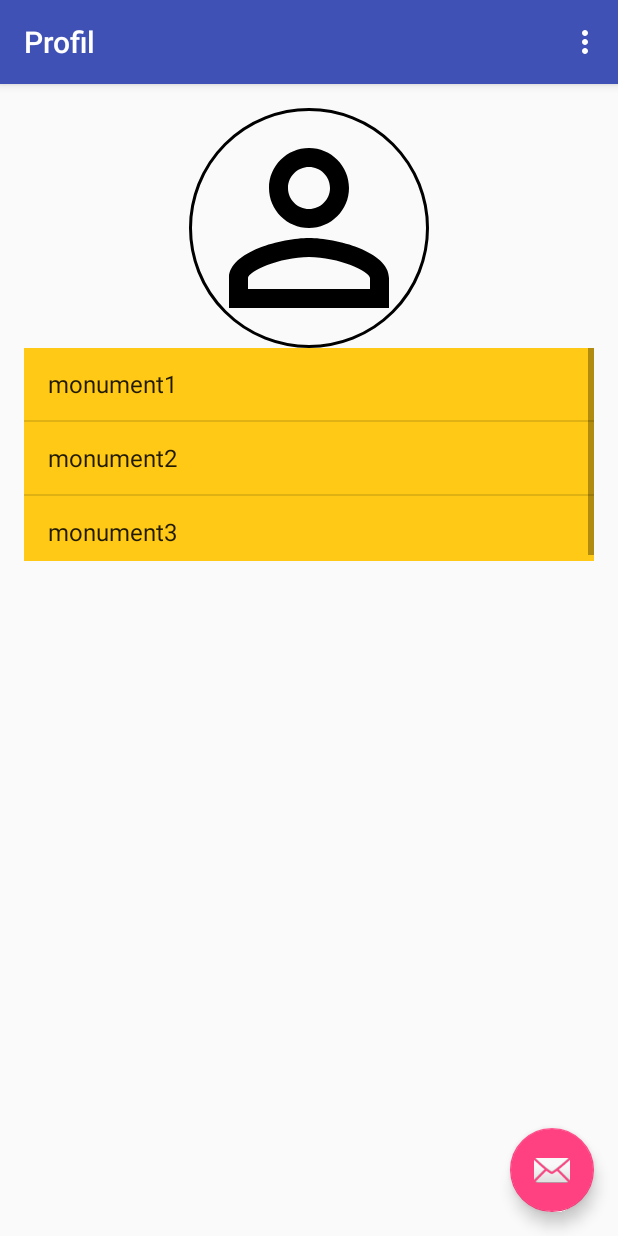
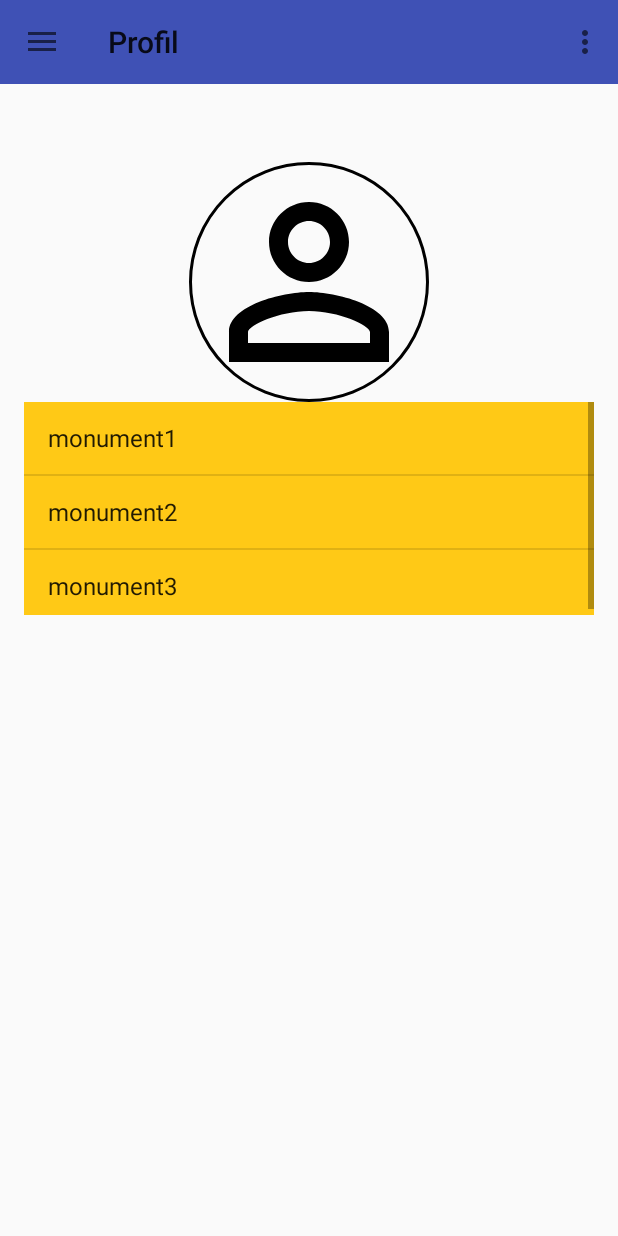
Before and after one commit to TravelCompanion/TravelCompanion, an Android app: the MapsActivity screen opened directly, with no data from a screen before it, in the side drawer, after a tap on "Profil", on a phone screen of 412 x 824 dp. Run offline under Robolectric (Android 15) with nearby library versions, the light colour scheme and no system bars; our stand-ins replace CircleImageView; 2 statements that could not run were skipped.

Commit message:
ajout des elements et  modification

```diff
--- a/TravelCompanionApp/app/src/main/AndroidManifest.xml
+++ b/TravelCompanionApp/app/src/main/AndroidManifest.xml
@@ -33,10 +33,6 @@
                 <category android:name="android.intent.category.LAUNCHER" />
             </intent-filter>
         </activity>
-        <activity
-            android:name=".MenuActivity"
-            android:label="@string/title_activity_menu"
-            android:theme="@style/AppTheme.NoActionBar" />
         <!--
              The API key for Google Maps-based APIs is defined as a string resource.
              (See the file "res/values/google_maps_api.xml").
--- a/TravelCompanionApp/app/src/main/java/com/example/voyage/travelcompanionapp/LoginActivity.java
+++ b/TravelCompanionApp/app/src/main/java/com/example/voyage/travelcompanionapp/LoginActivity.java
@@ -32,8 +32,6 @@ import android.widget.Button;
 import android.widget.EditText;
 import android.widget.TextView;
 import android.widget.Toast;
-
-
 
 import java.util.ArrayList;
 import java.util.List;
@@ -77,7 +75,7 @@ public class LoginActivity extends AppCompatActivity implements LoaderCallbacks<
         // Set up the login form.
         mEmailView = (AutoCompleteTextView) findViewById(R.id.email);
         populateAutoComplete();
-        session = new Session(getApplicationContext());
+        session = Session.getSession(getApplicationContext());
 
         mPasswordView = (EditText) findViewById(R.id.password);
         mPasswordView.setOnEditorActionListener(new TextView.OnEditorActionListener() {
@@ -103,6 +101,8 @@ public class LoginActivity extends AppCompatActivity implements LoaderCallbacks<
                             mPasswordView.getText().toString().equals("admin")){
                         Log.d("Tag","connexion");
                         session.createLoginSession(mEmailView.getText().toString());
+
+
                         Intent intent = new Intent(LoginActivity.this, MapsActivity.class);
                         startActivity(intent);
                         finish();
--- a/TravelCompanionApp/app/src/main/java/com/example/voyage/travelcompanionapp/MapsActivity.java
+++ b/TravelCompanionApp/app/src/main/java/com/example/voyage/travelcompanionapp/MapsActivity.java
@@ -49,7 +49,11 @@ import com.google.android.gms.maps.model.MarkerOptions;
 
 import java.text.DecimalFormat;
 import java.util.ArrayList;
+import java.util.HashMap;
 import java.util.List;
+
+import com.example.voyage.api.externalData.VirtualUser;
+import com.example.voyage.api.tools.math.CoordinatesDouble;
 
 
 public class MapsActivity extends AppCompatActivity implements GoogleApiClient.ConnectionCallbacks, OnMapReadyCallback, NavigationView.OnNavigationItemSelectedListener, GoogleApiClient.OnConnectionFailedListener {
@@ -58,7 +62,6 @@ public class MapsActivity extends AppCompatActivity implements GoogleApiClient.C
     public static final int MY_PERMISSIONS_REQUEST_LOCATION = 99;
     private static final long MIN_DISTANCE_CHANGE_FOR_UPDATES = 10;
     private static final long MIN_TIME_BW_UPDATES = 1000 * 60 * 1;
-    public final String[] data_notice = new String[]{"monument1", "monument2", "monument3"};
     private GoogleApiClient mGoogleApiClient;
     Location location;
     ListView list_monument;
@@ -67,12 +70,14 @@ public class MapsActivity extends AppCompatActivity implements GoogleApiClient.C
     int PRIVATE_MODE = 0;
     public static final String KEY_NAME = "name";
     public static final String KEY_DIST = "distance";
-
+    VirtualUser virtualuser = new VirtualUser();
     // Editor for Shared preferences
     SharedPreferences.Editor editor;
 
     private static final String PREF_NAME = "PrefDistance";
-
+    String emailname="";
+    private DrawerLayout drawer;
+    Toolbar toolbar;
 
 
 
@@ -82,15 +87,23 @@ public class MapsActivity extends AppCompatActivity implements GoogleApiClient.C
         super.onCreate(savedInstanceState);
         setContentView(R.layout.activity_menu_map);
         list_monument = (ListView) findViewById(R.id.list_monuments);
-        session = new Session(getApplicationContext());
+        session = Session.getSession(getApplicationContext());
         session.checkLogin();
+
+        HashMap<String, String> userSession = session.getUserDetails();
+        // emailname
+        emailname = userSession.get(Session.KEY_EMAIL);
+
         Toast.makeText(getApplicationContext(), "vous etes connecté: " + session.isLoggedIn(), Toast.LENGTH_LONG).show();
         // Obtain the SupportMapFragment and get notified when the map is ready to be used.
         SupportMapFragment mapFragment = (SupportMapFragment) getSupportFragmentManager()
                 .findFragmentById(R.id.map);
         mapFragment.getMapAsync(this);
-        Toolbar toolbar = (Toolbar) findViewById(R.id.toolbar_map);
+        toolbar = (Toolbar) findViewById(R.id.toolbar_menu);
         setSupportActionBar(toolbar);
+
+        getSupportActionBar().setDisplayHomeAsUpEnabled(true);
+        getSupportActionBar().setHomeButtonEnabled(true);
         this.setRequestedOrientation(ActivityInfo.SCREEN_ORIENTATION_PORTRAIT);
 
         //LocationManager locationManager = (LocationManager) getSystemService(Context.LOCATION_SERVICE);
@@ -107,10 +120,10 @@ public class MapsActivity extends AppCompatActivity implements GoogleApiClient.C
 
 
 
-        DrawerLayout drawer = (DrawerLayout) findViewById(R.id.drawer_layout_map);
+        drawer = (DrawerLayout) findViewById(R.id.drawer_layout_map);
         ActionBarDrawerToggle toggle = new ActionBarDrawerToggle(
                 this, drawer, toolbar, R.string.navigation_drawer_open, R.string.navigation_drawer_close);
-        drawer.setDrawerListener(toggle);
+        drawer.addDrawerListener(toggle);
         toggle.syncState();
 
         NavigationView navigationView = (NavigationView) findViewById(R.id.nav_view_map);
@@ -251,12 +264,14 @@ public class MapsActivity extends AppCompatActivity implements GoogleApiClient.C
 
                 location = LocationServices.FusedLocationApi.getLastLocation(mGoogleApiClient);
                  position = new LatLng(location.getLatitude(), location.getLongitude());
-                //mMap.animateCamera(CameraUpdateFactory.newLatLngZoom(position, 13));
                 circlePosition = drawCircle(position);
                 mMap.addCircle(circlePosition);
 
                 if (location != null) {
                     LatLng currentLocation = new LatLng(location.getLatitude(), location.getLongitude());
+
+                     virtualuser = new VirtualUser (emailname,new CoordinatesDouble(new double[]{location.getLatitude(),location.getLongitude()}));
+//Session.newUser(User.toUser(virtualUser))
                     mMap.animateCamera(CameraUpdateFactory.newLatLngZoom(currentLocation, 12));
                 }
             }
@@ -264,36 +279,17 @@ public class MapsActivity extends AppCompatActivity implements GoogleApiClient.C
             mMap.getUiSettings().setZoomControlsEnabled(true);
             mMap.getUiSettings().setMyLocationButtonEnabled(true);
 
-
-
-
-
-            /*mMap.addMarker(new MarkerOptions().position(position).title("Marker in moi"));
-            mMap.moveCamera(CameraUpdateFactory.newLatLngZoom(position, 13));*/
-
-
             LatLng visage = new LatLng(49.051209, 2.008451);
-            //mMap.addMarker(new MarkerOptions().position(visage).title(data_notice[0].toString()));
-            //mMap.addMarker(new MarkerOptions().position(visage).icon(BitmapDescriptorFactory.defaultMarker(BitmapDescriptorFactory.HUE_AZURE)));
-            //mMap.moveCamera(CameraUpdateFactory.newLatLngZoom(visage, 13));
 
             LatLng cine = new LatLng(49.048021, 2.012134);
 
             LatLng travail2= new LatLng(48.836338, 2.306364);
-            //mMap.addMarker(new MarkerOptions().position(cine).title(data_notice[1].toString()));
-            //mMap.moveCamera(CameraUpdateFactory.newLatLngZoom(cine, 13));
 
             LatLng maison = new LatLng(49.045975, 2.011040);
-            //MarkerOptions markerMaison = new MarkerOptions().position(maison).title(data_notice[2].toString());
 
             LatLng travail = new LatLng(48.836798, 2.306745);
 
             LatLng fac = new LatLng(49.042974, 2.084606);
-            //mMap.addMarker(markerMaison);
-            //MarkerOptions markertravail = new MarkerOptions().position(travail).title(data_notice[2].toString());
-
-
-            //mMap.moveCamera(CameraUpdateFactory.newLatLngZoom(maison, 13));
             ArrayList<LatLng> AlistMonu = new ArrayList<LatLng>();
 
             AlistMonu.add(visage);
@@ -310,7 +306,7 @@ public class MapsActivity extends AppCompatActivity implements GoogleApiClient.C
     }
     @Override
     public void onBackPressed() {
-        DrawerLayout drawer = (DrawerLayout) findViewById(R.id.drawer_layout);
+       // DrawerLayout drawer = (DrawerLayout) findViewById(R.id.drawer_layout);
         if (drawer.isDrawerOpen(GravityCompat.START)) {
             drawer.closeDrawer(GravityCompat.START);
         } else {
@@ -359,7 +355,7 @@ public class MapsActivity extends AppCompatActivity implements GoogleApiClient.C
             startActivity(intent);
         }
 
-        DrawerLayout drawer = (DrawerLayout) findViewById(R.id.drawer_layout_map);
+        //DrawerLayout drawer = (DrawerLayout) findViewById(R.id.drawer_layout_map);
         drawer.closeDrawer(GravityCompat.START);
         return true;
     }
@@ -419,8 +415,6 @@ public class MapsActivity extends AppCompatActivity implements GoogleApiClient.C
                        circleP.getCenter().latitude, circleP.getCenter().longitude, distance);
 
                if (monu.getDistance()[0] < circleP.getRadius()) {
-                   //Toast.makeText(getBaseContext(), "Inside", Toast.LENGTH_LONG).show();
-                   Toast.makeText(getApplicationContext(), "vous etes connecté: " + session.isLoggedIn(), Toast.LENGTH_LONG).show();
                    mMap.addMarker(markersO.get(i));
 
                     monu.setName(markersO.get(i).getTitle());
@@ -432,31 +426,6 @@ public class MapsActivity extends AppCompatActivity implements GoogleApiClient.C
            return markerselect;
        }
 
-    /*public ArrayList<String> placeMarker(ArrayList<MarkerOptions> markersO,CircleOptions circleP){
-        ArrayList<String> markerselect=new ArrayList<String>() ;
-        for (int i = 0; i <= markersO.size() - 1; i++) {
-            Monument monu=new Monument();
-            monu.setGeoloc(markersO.get(i).getPosition());
-            float[] distance = new float[2];
-
-            monu.setDistance(monu.calculdistance(monu.getGeoloc(),circleP.getCenter().latitude, circleP.getCenter().longitude));
-            Location.distanceBetween(markersO.get(i).getPosition().latitude, markersO.get(i).getPosition().longitude,
-                    circleP.getCenter().latitude, circleP.getCenter().longitude, distance);
-
-            if ( monu.getDistance()[0] < circleP.getRadius()) {
-                //Toast.makeText(getBaseContext(), "Inside", Toast.LENGTH_LONG).show();
-                Toast.makeText(getApplicationContext(), "vous etes connecté: " + session.isLoggedIn(), Toast.LENGTH_LONG).show();
-                mMap.addMarker(markersO.get(i));
-
-               // monu.setName(markersO.get(i).getTitle());
-                markerselect.add(markersO.get(i).getTitle());
-                //editor.putString(KEY_NAME, keepMarker.get(i).toString());
-
-            }
-        }
-        return markerselect;
-
-    }*/
 
     public ArrayList<String> keepMarker(ArrayList<MarkerOptions> markersO,CircleOptions circleP) {
         ArrayList<String> markerselect = new ArrayList<String>();
@@ -471,19 +440,6 @@ public class MapsActivity extends AppCompatActivity implements GoogleApiClient.C
         }
         return markerselect;
     }
-    /*public ArrayList<String> keepMarker(ArrayList<MarkerOptions> markersO,CircleOptions circleP) {
-        ArrayList<String> markerselect = new ArrayList<String>();
-        for (int i = 0; i <= markersO.size() - 1; i++) {
-            float[] distance = new float[2];
-            Location.distanceBetween(markersO.get(i).getPosition().latitude, markersO.get(i).getPosition().longitude,
-                    circleP.getCenter().latitude, circleP.getCenter().longitude, distance);
-
-            if (distance[0] > circleP.getRadius()) {
-                markerselect.add(markersO.get(i).getTitle());
-            }
-        }
-        return markerselect;
-    }*/
 
     public void afficheListMarker(ListView listV, final ArrayList<String> keepMarker,final ArrayList<Monument> keepMarkerMonument){
         ArrayAdapter<String> listadaptater;
@@ -514,30 +470,4 @@ public class MapsActivity extends AppCompatActivity implements GoogleApiClient.C
 
     }
 
-    /*public void afficheListMarker(ListView listV, final ArrayList<String> keepMarker){
-        ArrayAdapter<String> listadaptater;
-        listadaptater = new ArrayAdapter<String>(MapsActivity.this, android.R.layout.simple_list_item_1, keepMarker);
-        listV.setAdapter(listadaptater);
-
-
-        listV.setOnItemClickListener(new AdapterView.OnItemClickListener() {
-            @Override
-            public void onItemClick(AdapterView<?> parent, View view, int position, long id) {
-                preferences = getSharedPreferences(PREF_NAME, PRIVATE_MODE);
-                editor = preferences.edit();
-                for (int i = 0; i < keepMarker.size(); i++) {
-                    if (position == i) {
-                        //Toast.makeText(MapsActivity.this, keepMarker.get(i).toString(), Toast.LENGTH_SHORT).show();
-
-
-                        Intent intent = new Intent(MapsActivity.this, MonumentActivity.class);
-                        startActivity(intent);
-
-                    }
-                }
-                editor.commit();
-            }
-        });
-
-    }*/
 }
--- a/TravelCompanionApp/app/src/main/java/com/example/voyage/travelcompanionapp/ProfilActivity.java
+++ b/TravelCompanionApp/app/src/main/java/com/example/voyage/travelcompanionapp/ProfilActivity.java
@@ -1,6 +1,7 @@
 package com.example.voyage.travelcompanionapp;
 
 import android.content.Intent;
+import android.content.pm.ActivityInfo;
 import android.os.Bundle;
 import android.support.annotation.NonNull;
 import android.support.design.widget.NavigationView;
@@ -21,13 +22,18 @@ import com.example.voyage.travelcompanionapp.R;
 
 public class ProfilActivity extends AppCompatActivity
         implements NavigationView.OnNavigationItemSelectedListener  {
+   private DrawerLayout drawer;
+    private Toolbar toolbar;
 
     @Override
     protected void onCreate(Bundle savedInstanceState) {
         super.onCreate(savedInstanceState);
-        setContentView(R.layout.activity_profil);
-        Toolbar toolbar = (Toolbar) findViewById(R.id.toolbar_profil);
+        setContentView(R.layout.activity_menu_profil);
+        toolbar = (Toolbar) findViewById(R.id.toolbar_menu);
         setSupportActionBar(toolbar);
+        getSupportActionBar().setDisplayHomeAsUpEnabled(true);
+        getSupportActionBar().setHomeButtonEnabled(true);
+        this.setRequestedOrientation(ActivityInfo.SCREEN_ORIENTATION_PORTRAIT);
 
 
 
@@ -64,21 +70,20 @@ public class ProfilActivity extends AppCompatActivity
             }
         });
 
-
-        /*DrawerLayout drawer = (DrawerLayout) findViewById(R.id.drawer_layout_profil);
-        //super(this, drawer,R.string.navigation_drawer_open, R.string.navigation_drawer_close);
+        drawer = (DrawerLayout) findViewById(R.id.drawer_layout_profil);
         ActionBarDrawerToggle toggle = new ActionBarDrawerToggle(
                 this, drawer, toolbar, R.string.navigation_drawer_open, R.string.navigation_drawer_close);
-        drawer.setDrawerListener(toggle);
+        drawer.addDrawerListener(toggle);
+        toggle.syncState();
 
         NavigationView navigationView = (NavigationView) findViewById(R.id.nav_view_profil);
-        navigationView.setNavigationItemSelectedListener(this);*/
+        navigationView.setNavigationItemSelectedListener(this);
 
 
     }
 
     public void onBackPressed() {
-        DrawerLayout drawer = (DrawerLayout) findViewById(R.id.drawer_layout);
+        //DrawerLayout drawer = (DrawerLayout) findViewById(R.id.drawer_layout);
         if (drawer.isDrawerOpen(GravityCompat.START)) {
             drawer.closeDrawer(GravityCompat.START);
         } else {
@@ -128,7 +133,7 @@ public class ProfilActivity extends AppCompatActivity
             startActivity(intent);
         }
 
-        DrawerLayout drawer = (DrawerLayout) findViewById(R.id.drawer_layout);
+        //DrawerLayout drawer = (DrawerLayout) findViewById(R.id.drawer_layout);
         drawer.closeDrawer(GravityCompat.START);
         return true;
     }
--- a/TravelCompanionApp/app/src/main/java/com/example/voyage/travelcompanionapp/Session.java
+++ b/TravelCompanionApp/app/src/main/java/com/example/voyage/travelcompanionapp/Session.java
@@ -10,15 +10,21 @@ import android.content.SharedPreferences.Editor;
 public class Session {
         // Shared Preferences
         SharedPreferences preferences;
-
+        private static Session session;
         // Editor for Shared preferences
         Editor editor;
 
         // Context
         Context _context;
 
+    public static Session getSession(Context context) {
+        if(session==null){
+            session=new Session(context);
+        }
+        return session;
+    }
 
-        int PRIVATE_MODE = 0;
+    int PRIVATE_MODE = 0;
 
 
         private static final String PREF_NAME = "PrefSession";
@@ -32,7 +38,13 @@ public class Session {
         public static final String KEY_EMAIL = "email";
 
         // Constructor
-        public Session(Context context){
+        /*public Session(Context context){
+            this._context = context;
+            preferences = _context.getSharedPreferences(PREF_NAME, PRIVATE_MODE);
+            editor = preferences.edit();
+        }*/
+
+        private Session(Context context) {
             this._context = context;
             preferences = _context.getSharedPreferences(PREF_NAME, PRIVATE_MODE);
             editor = preferences.edit();
--- a/TravelCompanionApp/app/src/main/res/layout/activity_menu_map.xml
+++ b/TravelCompanionApp/app/src/main/res/layout/activity_menu_map.xml
@@ -17,4 +17,4 @@
         android:fitsSystemWindows="true"
         app:headerLayout="@layout/nav_header_menu"
         app:menu="@menu/activity_menu_drawer" />
-    </android.support.v4.widget.DrawerLayout>
+</android.support.v4.widget.DrawerLayout>
--- a/TravelCompanionApp/app/src/main/res/layout/activity_menu_profil.xml
+++ b/TravelCompanionApp/app/src/main/res/layout/activity_menu_profil.xml
@@ -9,12 +9,12 @@
 
     <include layout="@layout/activity_profil" />
 
-    <!--<android.support.design.widget.NavigationView
+    <android.support.design.widget.NavigationView
         android:id="@+id/nav_view_profil"
         android:layout_width="wrap_content"
         android:layout_height="match_parent"
         android:layout_gravity="start"
         android:fitsSystemWindows="true"
         app:headerLayout="@layout/nav_header_menu"
-        app:menu="@menu/activity_menu_drawer" />-->
+        app:menu="@menu/activity_menu_drawer" />
 </android.support.v4.widget.DrawerLayout>
--- a/TravelCompanionApp/app/src/main/res/layout/activity_profil.xml
+++ b/TravelCompanionApp/app/src/main/res/layout/activity_profil.xml
@@ -7,28 +7,22 @@
     android:fitsSystemWindows="true"
     tools:context="com.example.voyage.travelcompanionapp.ProfilActivity">
 
-    <android.support.design.widget.AppBarLayout
-        android:layout_width="match_parent"
-        android:layout_height="wrap_content"
-        android:theme="@style/AppTheme.AppBarOverlay">
 
-        <android.support.v7.widget.Toolbar
-            android:id="@+id/toolbar_profil"
+
+        <include
+            layout="@layout/toolbar"
             android:layout_width="match_parent"
-            android:layout_height="?attr/actionBarSize"
-            android:background="?attr/colorPrimary"
-            app:popupTheme="@style/AppTheme.PopupOverlay" />
+            android:layout_height="wrap_content" />
 
-    </android.support.design.widget.AppBarLayout>
+
 
     <include layout="@layout/content_profil" />
 
-    <android.support.design.widget.FloatingActionButton
-        android:id="@+id/fab"
-        android:layout_width="wrap_content"
-        android:layout_height="wrap_content"
-        android:layout_gravity="bottom|end"
-        android:layout_margin="@dimen/fab_margin"
-        android:src="@android:drawable/ic_dialog_email" />
+    <FrameLayout
+        android:id="@+id/content"
+        android:layout_width="match_parent"
+        android:layout_height="match_parent"
+        app:layout_behavior="@string/appbar_scrolling_view_behavior" />
+
 
 </android.support.design.widget.CoordinatorLayout>
--- a/TravelCompanionApp/app/src/main/res/layout/content_profil.xml
+++ b/TravelCompanionApp/app/src/main/res/layout/content_profil.xml
@@ -69,5 +69,6 @@
         app:civ_border_width="2dp"
         app:civ_border_color="#FF000000"
         android:layout_alignParentTop="true"
-        android:layout_centerHorizontal="true" />
+        android:layout_centerHorizontal="true"
+        android:layout_marginTop="92dp" />
 </RelativeLayout>
--- /dev/null
+++ b/TravelCompanionApp/app/src/main/res/layout/toolbar.xml
@@ -0,0 +1,9 @@
+<android.support.v7.widget.Toolbar
+    xmlns:android="http://schemas.android.com/apk/res/android"
+    xmlns:app="http://schemas.android.com/apk/res-auto"
+    android:id="@+id/toolbar_menu"
+    android:layout_width="match_parent"
+    android:layout_height="?attr/actionBarSize"
+    android:background="?attr/colorPrimary"
+    app:popupTheme="@style/AppTheme.PopupOverlay" >
+</android.support.v7.widget.Toolbar>
```
Also changed, not shown: TravelCompanionApp/app/src/main/java/com/example/voyage/travelcompanionapp/MenuActivity.java (deleted, +0 -106 lines), TravelCompanionApp/app/src/main/java/com/example/voyage/travelcompanionapp/PreferencesActivity.java (added, +12 -0 lines), TravelCompanionApp/app/src/main/java/com/example/voyage/travelcompanionapp/User.java (added, +51 -0 lines), TravelCompanionApp/app/src/main/res/layout/activity_maps.xml (+7 -2 lines), TravelCompanionApp/app/src/main/res/layout/activity_menu_favoris.xml (renamed from TravelCompanionApp/app/src/main/res/layout/activity_menu.xml, +3 -8 lines), TravelCompanionApp/app/src/main/res/layout/activity_preferences.xml (added, +16 -0 lines), TravelCompanionApp/app/src/main/res/layout/app_bar_menu.xml (deleted, +0 -34 lines), TravelCompanionApp/app/src/main/res/layout/content_menu.xml (deleted, +0 -15 lines).
